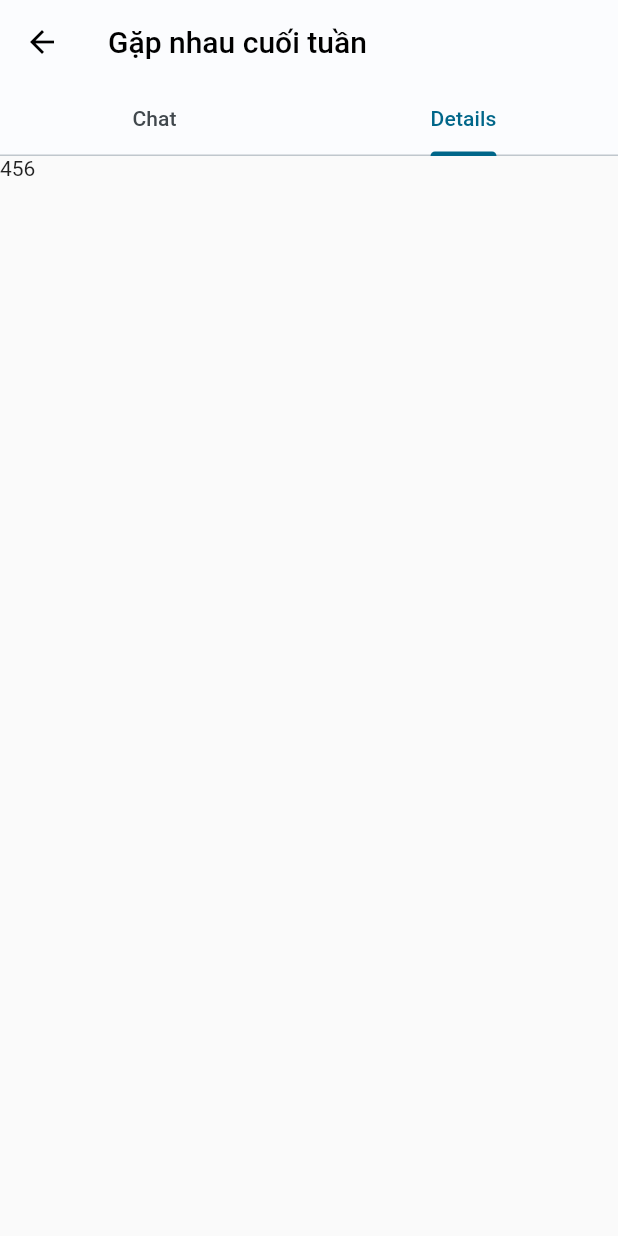
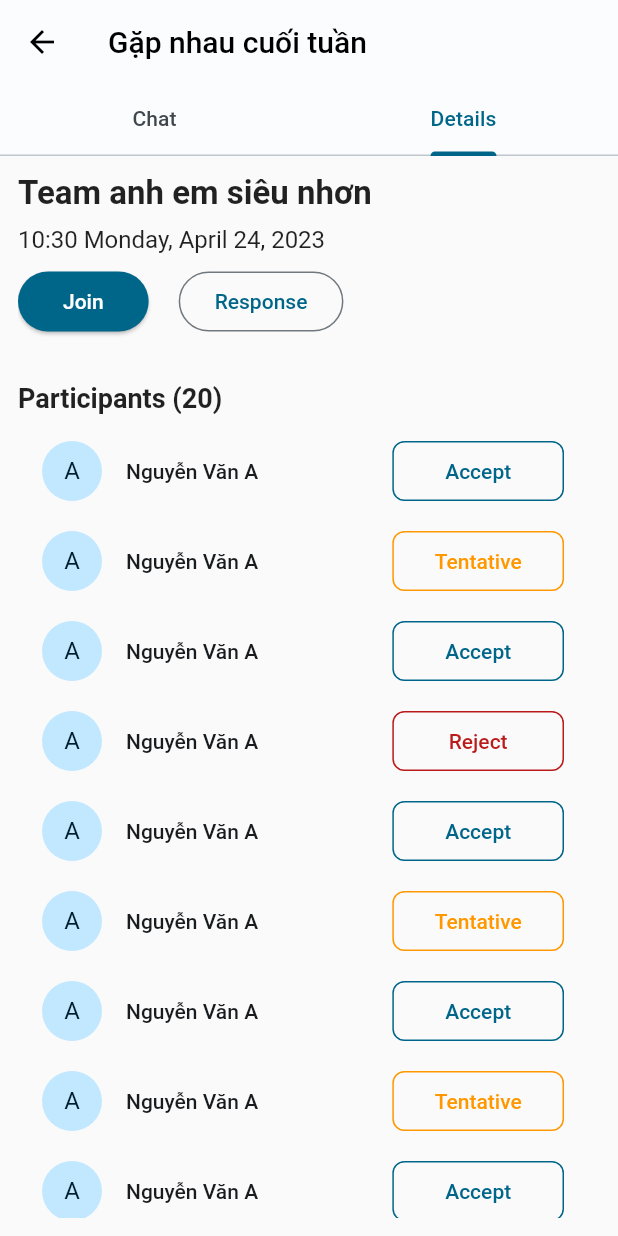
Before and after one commit to quangnhat22/cs_video_call_app, a Flutter app: the GroupCallDetails screen opened by its route, tab 2 chosen, on a phone screen of 412 x 824 dp. Run offline on Flutter 3.47's test engine with Material 2 defaults, Android fonts, the phone set to English and light mode, and no system bars; our stand-ins replace bloc, cached_network_image, dio, equatable, firebase_core, flutter_bloc and 3 more; missing offline and left inert: avatar_stack; accounts and stored records are empty; generated files the repository leaves out were written again.

Commit message:
build Group call chat tab + details tab

```diff
--- a/lib/core/langs/app_en.arb
+++ b/lib/core/langs/app_en.arb
@@ -62,8 +62,8 @@
   "requests_sent_text_button_segment": "Sent",
   "requests_received_text_button_segment": "Received",
   "user_status_online": "Online",
-  "reject_received_requests": "Reject",
-  "accept_received_requests": "Accept",
+  "reject_request": "Reject",
+  "accept_request": "Accept",
   "friend_mutual_friends": "Mutual friends",
   "friend_mutual_groups": "Mutual groups",
   "friend_full_name": "Fullname",
@@ -76,9 +76,14 @@
   "group_on_going": "On going",
   "group_join_text_button": "Join",
   "group_start_text_button": "Start",
+  "group_response_text_button": "Response",
+  "group_tentative_text_button": "Tentative",
   "groups_tab_your_groups_title": "Your groups",
   "groups_tab_requests_title": "Requests",
   "group_details_tab_calls_title": "Calls",
   "group_details_tab_discuss_title": "Discuss",
-  "group_details_tab_members_title": "Members"
+  "group_details_tab_members_title": "Members",
+  "group_call_details_tab_chat_title": "Chat",
+  "group_call_details_tab_details_title": "Details",
+  "group_call_participants_title": "Participants"
 }
--- a/lib/core/langs/app_vi.arb
+++ b/lib/core/langs/app_vi.arb
@@ -62,8 +62,8 @@
   "requests_sent_text_button_segment": "Đã gọi",
   "requests_received_text_button_segment": "Đã nhận",
   "user_status_online": "Đang hoạt động",
-  "reject_received_requests": "Từ chối",
-  "accept_received_requests": "Chấp nhận",
+  "reject_request": "Từ chối",
+  "accept_request": "Chấp nhận",
   "friend_mutual_friends": "Bạn chung",
   "friend_mutual_groups": "Nhóm chung",
   "friend_full_name": "Họ và tên",
@@ -76,9 +76,14 @@
   "group_on_going": "Đang diễn ra",
   "group_join_text_button": "Tham gia",
   "group_start_text_button": "Bắt đầu",
+  "group_response_text_button": "Phản hồi",
+  "group_tentative_text_button": "Do dự",
   "groups_tab_your_groups_title": "Nhóm của bạn",
   "groups_tab_requests_title": "Yêu cầu",
   "group_details_tab_calls_title": "Cuộc gọi",
   "group_details_tab_discuss_title": "Thảo luận",
-  "group_details_tab_members_title": "Thành viên"
+  "group_details_tab_members_title": "Thành viên",
+  "group_call_details_tab_chat_title": "Trò chuyện",
+  "group_call_details_tab_details_title": "Chi tiết",
+  "group_call_participants_title": "Người tham dự"
 }
--- a/lib/presentation/friends/friends_dash_board/widgets/lists/received_request_list.dart
+++ b/lib/presentation/friends/friends_dash_board/widgets/lists/received_request_list.dart
@@ -38,8 +38,8 @@ class ReceivedRequestList extends StatelessWidget {
                         style: const ButtonStyle(
                             padding: MaterialStatePropertyAll(
                                 EdgeInsets.symmetric(horizontal: 30))),
-                        child: Text(AppLocalizations.of(context)!
-                            .reject_received_requests),
+                        child:
+                            Text(AppLocalizations.of(context)!.reject_request),
                       ),
                       ElevatedButton(
                         style: ElevatedButton.styleFrom(
@@ -50,8 +50,8 @@ class ReceivedRequestList extends StatelessWidget {
                             padding:
                                 const EdgeInsets.symmetric(horizontal: 30)),
                         onPressed: () {},
-                        child: Text(AppLocalizations.of(context)!
-                            .accept_received_requests),
+                        child:
+                            Text(AppLocalizations.of(context)!.accept_request),
                       )
                     ],
                   )
--- a/lib/presentation/groups/group_call_details/group_call_details.dart
+++ b/lib/presentation/groups/group_call_details/group_call_details.dart
@@ -1,7 +1,13 @@
 library group_call_details;
 
 import 'package:flutter/material.dart';
+import 'package:flutter_screenutil/flutter_screenutil.dart';
 import 'package:intl/intl.dart';
+import 'package:flutter_gen/gen_l10n/app_localizations.dart';
+import 'package:videocall/core/config/app_text_styles.dart';
 
 part 'pages/group_call_details_page.dart';
 part 'widgets/tabs/group_call_chat_tab.dart';
+part 'widgets/tabs/group_call_details_tab.dart';
+part 'widgets/lists/group_call_participant_list.dart';
+part 'widgets/lists/group_call_chat_list.dart';
--- a/lib/presentation/groups/group_call_details/pages/group_call_details_page.dart
+++ b/lib/presentation/groups/group_call_details/pages/group_call_details_page.dart
@@ -11,18 +11,20 @@ class GroupCallDetails extends StatelessWidget {
           appBar: AppBar(
             title: const Text('Gặp nhau cuối tuần'),
             backgroundColor: Theme.of(context).colorScheme.background,
-            bottom: const TabBar(tabs: <Widget>[
+            bottom: TabBar(tabs: <Widget>[
               Tab(
-                child: Text('Chat'),
+                child: Text(AppLocalizations.of(context)!
+                    .group_call_details_tab_chat_title),
               ),
               Tab(
-                child: Text('Details'),
+                child: Text(AppLocalizations.of(context)!
+                    .group_call_details_tab_details_title),
               )
             ]),
           ),
           body: TabBarView(children: <Widget>[
             GroupCallChatTab(),
-            const Text('456'),
+            const GroupCallDetailsTab(),
           ]),
         ));
   }
--- /dev/null
+++ b/lib/presentation/groups/group_call_details/widgets/lists/group_call_chat_list.dart
@@ -0,0 +1,31 @@
+part of group_call_details;
+
+class GroupCallChatList extends StatelessWidget {
+  final List<Map<String, dynamic>> chatList;
+
+  const GroupCallChatList(this.chatList, {super.key});
+
+  @override
+  Widget build(BuildContext context) {
+    return ListView.separated(
+      separatorBuilder: (context, index) => const SizedBox(
+        height: 20,
+      ),
+      itemBuilder: (context, index) {
+        return ListTile(
+          title: Text(
+            chatList[index]['name'],
+            style: const TextStyle(fontWeight: FontWeight.bold),
+          ),
+          subtitle: Text(chatList[index]['chatText']),
+          leading: const CircleAvatar(
+            child: Text('A'),
+          ),
+          // isThreeLine: true,
+          trailing: Text(DateFormat.Hm().format(DateTime.now())),
+        );
+      },
+      itemCount: chatList.length,
+    );
+  }
+}
--- /dev/null
+++ b/lib/presentation/groups/group_call_details/widgets/lists/group_call_participant_list.dart
@@ -0,0 +1,70 @@
+part of group_call_details;
+
+class GorupCallParticipantList extends StatelessWidget {
+  const GorupCallParticipantList({super.key});
+
+  @override
+  Widget build(BuildContext context) {
+    return ListView.separated(
+        shrinkWrap: true,
+        physics: const NeverScrollableScrollPhysics(),
+        itemBuilder: (context, index) {
+          return ListTile(
+              title: const Text('Nguyễn Văn A'),
+              leading: const CircleAvatar(
+                child: Text('A'),
+              ),
+              trailing: index % 2 == 0
+                  ? SizedBox(
+                      width: 100.w,
+                      child: OutlinedButton(
+                        onPressed: () {},
+                        style: OutlinedButton.styleFrom(
+                            shape: RoundedRectangleBorder(
+                              borderRadius: BorderRadius.circular(8),
+                            ),
+                            side: BorderSide(
+                                color: Theme.of(context).colorScheme.primary)),
+                        child:
+                            Text(AppLocalizations.of(context)!.accept_request),
+                      ),
+                    )
+                  : index == 3
+                      ? SizedBox(
+                          width: 100.w,
+                          child: OutlinedButton(
+                            onPressed: () {},
+                            style: OutlinedButton.styleFrom(
+                                foregroundColor:
+                                    Theme.of(context).colorScheme.error,
+                                shape: RoundedRectangleBorder(
+                                  borderRadius: BorderRadius.circular(8),
+                                ),
+                                side: BorderSide(
+                                    color:
+                                        Theme.of(context).colorScheme.error)),
+                            child: Text(
+                                AppLocalizations.of(context)!.reject_request),
+                          ),
+                        )
+                      : SizedBox(
+                          width: 100.w,
+                          child: OutlinedButton(
+                            onPressed: () {},
+                            style: OutlinedButton.styleFrom(
+                                foregroundColor: Colors.orange,
+                                shape: RoundedRectangleBorder(
+                                  borderRadius: BorderRadius.circular(8),
+                                ),
+                                side: const BorderSide(color: Colors.orange)),
+                            child: Text(AppLocalizations.of(context)!
+                                .group_tentative_text_button),
+                          ),
+                        ));
+        },
+        separatorBuilder: (context, index) => const SizedBox(
+              height: 4,
+            ),
+        itemCount: 20);
+  }
+}
--- a/lib/presentation/groups/group_call_details/widgets/tabs/group_call_chat_tab.dart
+++ b/lib/presentation/groups/group_call_details/widgets/tabs/group_call_chat_tab.dart
@@ -25,26 +25,7 @@ class GroupCallChatTab extends StatelessWidget {
   Widget build(BuildContext context) {
     return Padding(
       padding: const EdgeInsets.symmetric(horizontal: 8, vertical: 12),
-      child: ListView.separated(
-        separatorBuilder: (context, index) => const SizedBox(
-          height: 20,
-        ),
-        itemBuilder: (context, index) {
-          return ListTile(
-            title: Text(
-              groupChat[index]['name'],
-              style: const TextStyle(fontWeight: FontWeight.bold),
-            ),
-            subtitle: Text(groupChat[index]['chatText']),
-            leading: const CircleAvatar(
-              child: Text('A'),
-            ),
-            // isThreeLine: true,
-            trailing: Text(DateFormat.Hm().format(DateTime.now())),
-          );
-        },
-        itemCount: groupChat.length,
-      ),
+      child: GroupCallChatList(groupChat),
     );
   }
 }
--- /dev/null
+++ b/lib/presentation/groups/group_call_details/widgets/tabs/group_call_details_tab.dart
@@ -0,0 +1,65 @@
+part of group_call_details;
+
+class GroupCallDetailsTab extends StatelessWidget {
+  const GroupCallDetailsTab({super.key});
+
+  @override
+  Widget build(BuildContext context) {
+    return Padding(
+      padding: const EdgeInsets.symmetric(horizontal: 12, vertical: 12),
+      child: SingleChildScrollView(
+        child: Column(
+          crossAxisAlignment: CrossAxisAlignment.start,
+          children: <Widget>[
+            Column(
+              mainAxisSize: MainAxisSize.min,
+              crossAxisAlignment: CrossAxisAlignment.start,
+              children: [
+                const Text(
+                  'Team anh em siêu nhơn',
+                  style: TextStyle(fontWeight: FontWeight.bold, fontSize: 22),
+                ),
+                Padding(
+                  padding: const EdgeInsets.symmetric(vertical: 8),
+                  child: Text(
+                    '${DateFormat.Hm().format(DateTime.now())} ${DateFormat.yMMMMEEEEd().format(DateTime.now())}',
+                    style: const TextStyle(fontSize: 16),
+                  ),
+                ),
+                Wrap(
+                  direction: Axis.horizontal,
+                  spacing: 20,
+                  children: <Widget>[
+                    ElevatedButton(
+                      onPressed: () {},
+                      style: ElevatedButton.styleFrom(
+                          backgroundColor:
+                              Theme.of(context).colorScheme.primary,
+                          foregroundColor:
+                              Theme.of(context).colorScheme.onSecondary,
+                          padding: const EdgeInsets.symmetric(horizontal: 30)),
+                      child: Text(
+                          AppLocalizations.of(context)!.group_join_text_button),
+                    ),
+                    OutlinedButton(
+                        onPressed: () {},
+                        child: Text(AppLocalizations.of(context)!
+                            .group_response_text_button))
+                  ],
+                ),
+              ],
+            ),
+            Padding(
+              padding: const EdgeInsets.only(top: 30, bottom: 10),
+              child: Text(
+                '${AppLocalizations.of(context)!.group_call_participants_title} (20)',
+                style: AppTextStyles.mediumTitleTextStyle,
+              ),
+            ),
+            const GorupCallParticipantList(),
+          ],
+        ),
+      ),
+    );
+  }
+}
--- a/lib/presentation/groups/groups_dash_board/groups_dash_board.dart
+++ b/lib/presentation/groups/groups_dash_board/groups_dash_board.dart
@@ -2,6 +2,7 @@ library groups_dash_board;
 
 import 'package:flutter/material.dart';
 import 'package:flutter_gen/gen_l10n/app_localizations.dart';
+import 'package:videocall/common/widgets/stateless/divider/divider_space_left.dart';
 import 'package:videocall/common/widgets/stateless/m_app_bar.dart';
 import 'package:videocall/routes/app_navigation.dart';
 import 'package:videocall/routes/route_name.dart';
--- a/lib/presentation/groups/groups_dash_board/widgets/lists/group_list.dart
+++ b/lib/presentation/groups/groups_dash_board/widgets/lists/group_list.dart
@@ -31,10 +31,7 @@ class GroupList extends StatelessWidget {
                     child: Text(
                         AppLocalizations.of(context)!.group_join_text_button)),
               ),
-              if (index != 11)
-                const Divider(
-                  height: 0,
-                )
+              if (index != 11) const DividerSpaceLeft()
             ],
           );
         }),
```
